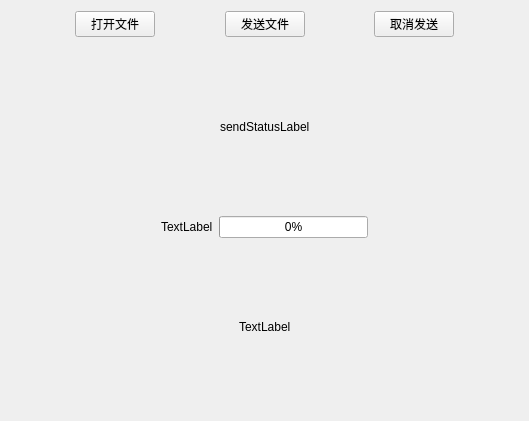
The window that FileManagement/UploadFile.ui (hhyvs111/FileManagement) describes before a commit, drawn with Qt 5.
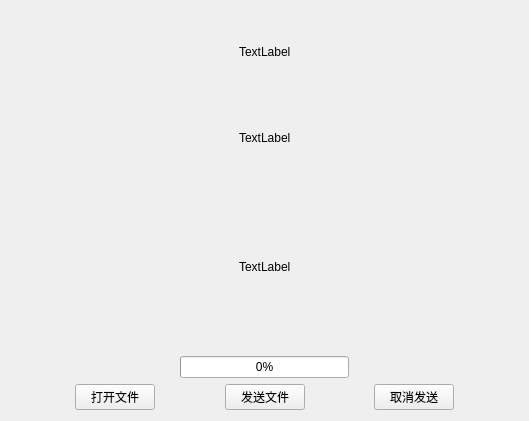
The same window after the commit.

```diff
--- a/FileManagement/UploadFile.ui
+++ b/FileManagement/UploadFile.ui
@@ -19,7 +19,129 @@
   <property name="windowTitle">
    <string>Form</string>
   </property>
-  <layout class="QVBoxLayout" name="verticalLayout">
+  <layout class="QVBoxLayout" name="verticalLayout_2">
+   <item>
+    <layout class="QHBoxLayout" name="horizontalLayout_5">
+     <item>
+      <spacer name="horizontalSpacer_11">
+       <property name="orientation">
+        <enum>Qt::Horizontal</enum>
+       </property>
+       <property name="sizeHint" stdset="0">
+        <size>
+         <width>40</width>
+         <height>20</height>
+        </size>
+       </property>
+      </spacer>
+     </item>
+     <item>
+      <layout class="QVBoxLayout" name="verticalLayout">
+       <item>
+        <widget class="QLabel" name="mFileIcon">
+         <property name="text">
+          <string>TextLabel</string>
+         </property>
+        </widget>
+       </item>
+       <item>
+        <widget class="QLabel" name="mFileName">
+         <property name="text">
+          <string>TextLabel</string>
+         </property>
+        </widget>
+       </item>
+      </layout>
+     </item>
+     <item>
+      <spacer name="horizontalSpacer_12">
+       <property name="orientation">
+        <enum>Qt::Horizontal</enum>
+       </property>
+       <property name="sizeHint" stdset="0">
+        <size>
+         <width>40</width>
+         <height>20</height>
+        </size>
+       </property>
+      </spacer>
+     </item>
+    </layout>
+   </item>
+   <item>
+    <layout class="QHBoxLayout" name="horizontalLayout_4">
+     <item>
+      <spacer name="horizontalSpacer_9">
+       <property name="orientation">
+        <enum>Qt::Horizontal</enum>
+       </property>
+       <property name="sizeHint" stdset="0">
+        <size>
+         <width>40</width>
+         <height>20</height>
+        </size>
+       </property>
+      </spacer>
+     </item>
+     <item>
+      <widget class="QLabel" name="uploadSpeedLabel">
+       <property name="text">
+        <string>TextLabel</string>
+       </property>
+      </widget>
+     </item>
+     <item>
+      <spacer name="horizontalSpacer_10">
+       <property name="orientation">
+        <enum>Qt::Horizontal</enum>
+       </property>
+       <property name="sizeHint" stdset="0">
+        <size>
+         <width>40</width>
+         <height>20</height>
+        </size>
+       </property>
+      </spacer>
+     </item>
+    </layout>
+   </item>
+   <item>
+    <layout class="QHBoxLayout" name="horizontalLayout_2">
+     <item>
+      <spacer name="horizontalSpacer_5">
+       <property name="orientation">
+        <enum>Qt::Horizontal</enum>
+       </property>
+       <property name="sizeHint" stdset="0">
+        <size>
+         <width>40</width>
+         <height>20</height>
+        </size>
+       </property>
+      </spacer>
+     </item>
+     <item>
+      <widget class="QProgressBar" name="sendProgressBar">
+       <property name="value">
+        <number>0</number>
+       </property>
+      </widget>
+     </item>
+     <item>
+      <spacer name="horizontalSpacer_6">
+       <property name="orientation">
+        <enum>Qt::Horizontal</enum>
+       </property>
+       <property name="sizeHint" stdset="0">
+        <size>
+         <width>40</width>
+         <height>20</height>
+        </size>
+       </property>
+      </spacer>
+     </item>
+    </layout>
+   </item>
    <item>
     <layout class="QHBoxLayout" name="horizontalLayout">
      <item>
@@ -97,124 +219,6 @@
      </item>
     </layout>
    </item>
-   <item>
-    <layout class="QHBoxLayout" name="horizontalLayout_3">
-     <item>
-      <spacer name="horizontalSpacer_7">
-       <property name="orientation">
-        <enum>Qt::Horizontal</enum>
-       </property>
-       <property name="sizeHint" stdset="0">
-        <size>
-         <width>40</width>
-         <height>20</height>
-        </size>
-       </property>
-      </spacer>
-     </item>
-     <item>
-      <widget class="QLabel" name="sendStatusLabel">
-       <property name="text">
-        <string>sendStatusLabel</string>
-       </property>
-      </widget>
-     </item>
-     <item>
-      <spacer name="horizontalSpacer_8">
-       <property name="orientation">
-        <enum>Qt::Horizontal</enum>
-       </property>
-       <property name="sizeHint" stdset="0">
-        <size>
-         <width>40</width>
-         <height>20</height>
-        </size>
-       </property>
-      </spacer>
-     </item>
-    </layout>
-   </item>
-   <item>
-    <layout class="QHBoxLayout" name="horizontalLayout_2">
-     <item>
-      <spacer name="horizontalSpacer_5">
-       <property name="orientation">
-        <enum>Qt::Horizontal</enum>
-       </property>
-       <property name="sizeHint" stdset="0">
-        <size>
-         <width>40</width>
-         <height>20</height>
-        </size>
-       </property>
-      </spacer>
-     </item>
-     <item>
-      <widget class="QLabel" name="progressLabel">
-       <property name="text">
-        <string>TextLabel</string>
-       </property>
-      </widget>
-     </item>
-     <item>
-      <widget class="QProgressBar" name="sendProgressBar">
-       <property name="value">
-        <number>0</number>
-       </property>
-      </widget>
-     </item>
-     <item>
-      <spacer name="horizontalSpacer_6">
-       <property name="orientation">
-        <enum>Qt::Horizontal</enum>
-       </property>
-       <property name="sizeHint" stdset="0">
-        <size>
-         <width>40</width>
-         <height>20</height>
-        </size>
-       </property>
-      </spacer>
-     </item>
-    </layout>
-   </item>
-   <item>
-    <layout class="QHBoxLayout" name="horizontalLayout_4">
-     <item>
-      <spacer name="horizontalSpacer_9">
-       <property name="orientation">
-        <enum>Qt::Horizontal</enum>
-       </property>
-       <property name="sizeHint" stdset="0">
-        <size>
-         <width>40</width>
-         <height>20</height>
-        </size>
-       </property>
-      </spacer>
-     </item>
-     <item>
-      <widget class="QLabel" name="uploadSpeedLabel">
-       <property name="text">
-        <string>TextLabel</string>
-       </property>
-      </widget>
-     </item>
-     <item>
-      <spacer name="horizontalSpacer_10">
-       <property name="orientation">
-        <enum>Qt::Horizontal</enum>
-       </property>
-       <property name="sizeHint" stdset="0">
-        <size>
-         <width>40</width>
-         <height>20</height>
-        </size>
-       </property>
-      </spacer>
-     </item>
-    </layout>
-   </item>
   </layout>
  </widget>
  <resources/>
```
